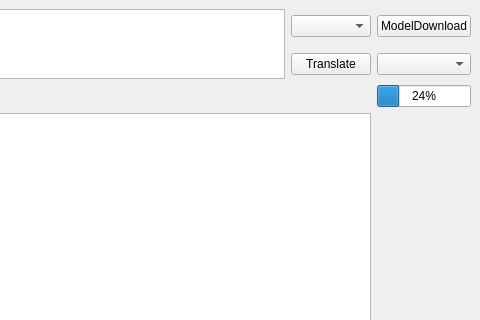
The window that mainwindow.ui (XapaJIaMnu/translateLocally) describes before a commit, drawn with Qt 5; both pictures show x 420 to 900 and y 0 to 320 of the 900 by 605 pixel window.
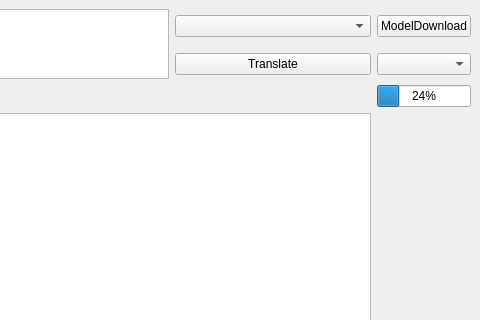
The same window after the commit.

Commit message: Slightly wider initial position

The edit to the form file:
```diff
--- a/mainwindow.ui
+++ b/mainwindow.ui
@@ -16,7 +16,14 @@
   <widget class="QWidget" name="centralwidget">
    <layout class="QGridLayout" name="gridLayout">
     <item row="0" column="1">
-     <widget class="QComboBox" name="localModels"/>
+     <widget class="QComboBox" name="localModels">
+      <property name="minimumSize">
+       <size>
+        <width>196</width>
+        <height>0</height>
+       </size>
+      </property>
+     </widget>
     </item>
     <item row="1" column="1">
      <widget class="QPushButton" name="translateButton">
```
Left out of the diff: 54 changed lines with no effect on the pictures.
